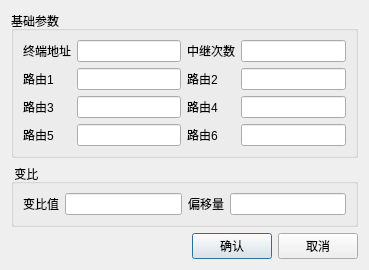
Qt form ModifyTerminalDlg.ui (wanlong1215/test) before a commit.
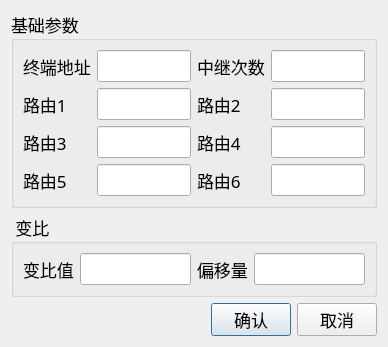
The same form after that commit.

```diff
--- a/ModifyTerminalDlg.ui
+++ b/ModifyTerminalDlg.ui
@@ -6,10 +6,16 @@
    <rect>
     <x>0</x>
     <y>0</y>
-    <width>369</width>
-    <height>264</height>
+    <width>388</width>
+    <height>318</height>
    </rect>
   </property>
+  <property name="font">
+   <font>
+    <family>微软雅黑</family>
+    <pointsize>13</pointsize>
+   </font>
+  </property>
   <property name="windowTitle">
    <string>修改终端</string>
   </property>
```
